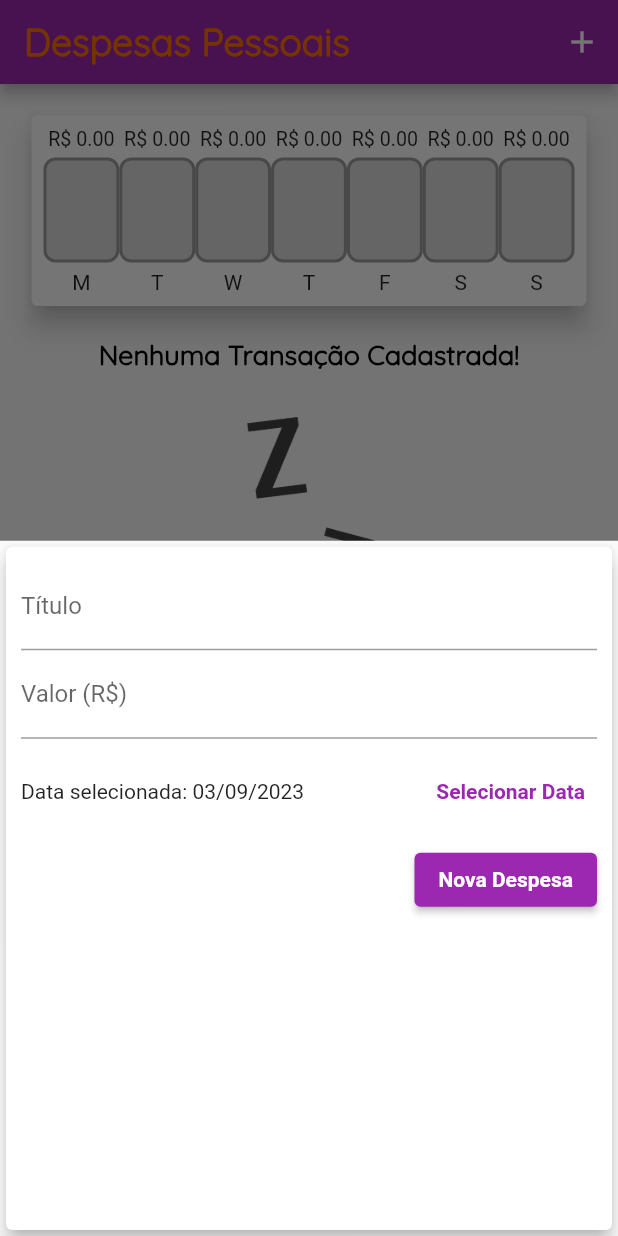
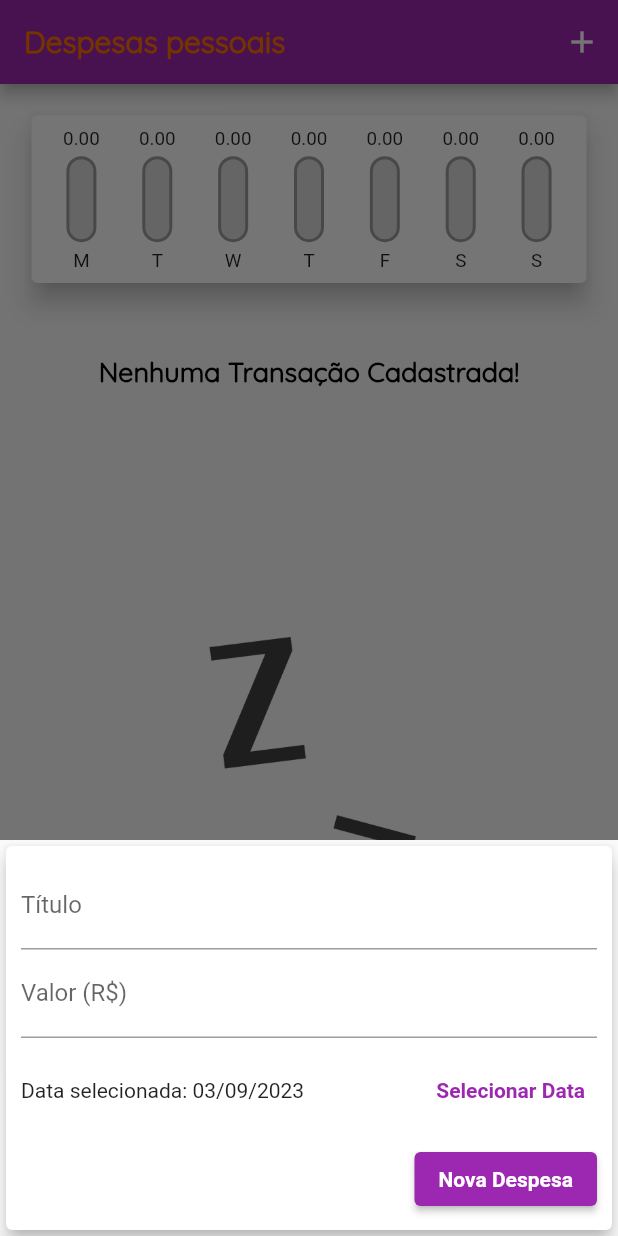
Before and after one commit to ClaudioFN/flutter_projects, a Flutter app: the screen it shows after launch, after a tap on the "add" icon, on a phone screen of 412 x 824 dp. Run offline on Flutter 3.47's test engine with Material 2 defaults, Android fonts, the phone set to English and light mode, and no system bars.

Commit message:
Melhorias do Projeto Expenses

```diff
--- /dev/null
+++ b/expenses/lib/components/adaptative_button.dart
@@ -0,0 +1,25 @@
+import 'package:flutter/cupertino.dart';
+import 'package:flutter/material.dart';
+import 'dart:io';
+
+class AdaptativeButton extends StatelessWidget {
+  final String label;
+  final Function() onPressed;
+
+  AdaptativeButton({required this.label, required this.onPressed});
+
+  @override
+  Widget build(BuildContext context) {
+    return Platform.isIOS
+        ? CupertinoButton(child: Text(''), onPressed: null)
+        : ElevatedButton(
+            child: Text(
+              label,
+              style: TextStyle(
+                color: Theme.of(context).textTheme.button?.color,
+              ),
+            ),
+            onPressed: onPressed,
+          );
+  }
+}
--- /dev/null
+++ b/expenses/lib/components/adaptative_date_picker.dart
@@ -0,0 +1,69 @@
+import 'package:flutter/cupertino.dart';
+import 'package:flutter/material.dart';
+import 'package:intl/intl.dart';
+import 'dart:io';
+import 'package:intl/date_symbol_data_local.dart';
+
+class AdaptativeDatePicker extends StatelessWidget {
+
+  final DateTime selectedDate;
+  final Function (DateTime) onDateChanged;
+
+  final String defaultLocale = Platform.localeName;
+
+  AdaptativeDatePicker({
+    required this.selectedDate,
+    required this.onDateChanged
+  });
+
+  _showDatePicker(BuildContext context) {
+    initializeDateFormatting(defaultLocale);
+    showDatePicker(
+      context: context,
+      locale: Locale('pt', 'PT'),
+      initialDate: DateTime.now(),
+      firstDate: DateTime(2023),
+      lastDate: DateTime.now(),
+    ).then((pickDate) {
+      if (pickDate == null) {
+        return;
+      }
+
+      onDateChanged(pickDate);
+    });
+  }
+
+  @override
+  Widget build(BuildContext context) {
+    return Platform.isIOS
+        ? Container(
+          height: 180,
+          child: CupertinoDatePicker(
+            mode: CupertinoDatePickerMode.date,
+            initialDateTime: DateTime.now(),
+            minimumDate: DateTime(2023),
+            maximumDate: DateTime.now(),
+            onDateTimeChanged: onDateChanged,
+          ),
+        )
+        : Container(
+            height: 70,
+            child: Row(
+              children: [
+                Expanded(
+                  child: Text(selectedDate == null
+                      ? 'Nenhuma Data Selecionada!'
+                      : 'Data selecionada: ${DateFormat('dd/MM/y').format(selectedDate)}'),
+                ),
+                TextButton(
+                  onPressed: () => _showDatePicker(context),
+                  child: Text(
+                    'Selecionar Data',
+                    style: TextStyle(fontWeight: FontWeight.bold),
+                  ),
+                )
+              ],
+            ),
+          );
+  }
+}
--- /dev/null
+++ b/expenses/lib/components/adaptative_text_field.dart
@@ -0,0 +1,44 @@
+import 'package:flutter/cupertino.dart';
+import 'package:flutter/material.dart';
+import 'dart:io';
+
+class AdaptiveTextField extends StatelessWidget {
+
+  final String label;
+  final TextEditingController controller;
+  final TextInputType keyboardType;
+  final Function(String) onSubmitted;
+
+  AdaptiveTextField({
+    required this.label,
+    required this.controller,
+    this.keyboardType = TextInputType.text,
+    required this.onSubmitted,
+  });
+
+  @override
+  Widget build(BuildContext context) {
+    return Platform.isIOS
+        ? Padding(
+          padding: const EdgeInsets.only(bottom: 10,),
+          child: CupertinoTextField(
+              controller: controller,
+              keyboardType: keyboardType,
+              onSubmitted: onSubmitted,
+              placeholder: label,
+              padding: EdgeInsets.symmetric(
+                horizontal: 6,
+                vertical: 12,
+              ),
+          ),
+        )
+        : TextField(
+            controller: controller,
+            keyboardType: keyboardType,
+            onSubmitted: onSubmitted,
+            decoration: InputDecoration(
+              labelText: label,
+            ),
+          );
+  }
+}
--- a/expenses/lib/components/chart.dart
+++ b/expenses/lib/components/chart.dart
@@ -2,13 +2,18 @@ import 'package:expenses/components/chart_bar.dart';
 import 'package:expenses/models/transaction.dart';
 import 'package:flutter/material.dart';
 import 'package:intl/intl.dart';
+import 'dart:io';
+import 'package:intl/date_symbol_data_local.dart';
+
 
 class Chart extends StatelessWidget {
+
   final List<Transaction> recentTransactions;
 
   Chart(this.recentTransactions);
 
-  List<Map<String, Object>> get groupedTransactions {
+ List<Map<String, Object>> get groupedTransactions {
+    final String defaultLocale = Platform.localeName;
     return List.generate(7, (index) {
       final weekDay = DateTime.now().subtract(
         Duration(days: index),
@@ -25,8 +30,8 @@ class Chart extends StatelessWidget {
           totalSum += recentTransactions[i].value;
         }
       }
-
-      return {'day': DateFormat.E().format(weekDay)[0], 'value': totalSum};
+      initializeDateFormatting(defaultLocale);
+      return {'day': DateFormat.E(defaultLocale).format(weekDay)[0].toUpperCase(), 'value': totalSum};
     }).reversed.toList();
   }
 
--- a/expenses/lib/components/chart_bar.dart
+++ b/expenses/lib/components/chart_bar.dart
@@ -13,39 +13,47 @@ class ChartBar extends StatelessWidget {
 
   @override
   Widget build(BuildContext context) {
+    return LayoutBuilder(
+      builder: (ctx, constraints) {
         return Column(
           children: [
             Container(
-          height: 15,
+              height: constraints.maxHeight * 0.15,
               child: FittedBox(
-            child: Text('R\$ ${value.toStringAsFixed(2)}'),
+                child: Text('${value.toStringAsFixed(2)}'),
               ),
             ),
             SizedBox(
-          height: 5,
+              height: constraints.maxHeight * 0.05,
             ),
             Container(
-          height: 70,
+              height: constraints.maxHeight * 0.6,
               width: 72,
               child: Stack(
                 alignment: Alignment.bottomCenter,
                 children: [
                   Container(
+                    width: 20.0,
+                    height: 100.0,
                     decoration: BoxDecoration(
                       border: Border.all(
                         color: Colors.grey,
                         width: 2.0,
                       ),
                       color: Color.fromRGBO(220, 220, 220, 1),
-                  borderRadius: BorderRadius.circular(8),
+                      borderRadius: BorderRadius.all(Radius.circular(20.0)),
                     ),
                   ),
-              FractionallySizedBox(
+                  Container(
+                    width: 20.0,
+                    height: 100.0,
+                    child: FractionallySizedBox(
                       heightFactor: percentage,
                       child: Container(
                         decoration: BoxDecoration(
                             color: Theme.of(context).primaryColor,
-                    borderRadius: BorderRadius.circular(8),
+                            borderRadius: BorderRadius.all(Radius.circular(20.0)),
+                            shape: BoxShape.rectangle),
                       ),
                     ),
                   ),
@@ -53,10 +61,15 @@ class ChartBar extends StatelessWidget {
               ),
             ),
             SizedBox(
-          height: 5,
+              height: constraints.maxHeight * 0.05,
             ),
-        Text(label)
+            Container(
+              height: constraints.maxHeight * 0.15,
+              child: FittedBox(child: Text(label)),
+            )
           ],
+        );
+      },
     );
   }
 }
--- a/expenses/lib/components/transaction_form.dart
+++ b/expenses/lib/components/transaction_form.dart
@@ -1,5 +1,7 @@
 import 'package:flutter/material.dart';
-import 'package:intl/intl.dart';
+import 'adaptative_date_picker.dart';
+import 'adaptative_button.dart';
+import 'adaptative_text_field.dart';
 
 class TransactionForm extends StatefulWidget {
   final void Function(String, double, DateTime) onSubmit;
@@ -27,80 +29,51 @@ class _TransactionFormState extends State<TransactionForm> {
     widget.onSubmit(title, value, _selectedDate);
   }
 
-  _showDatePicker() {
-    showDatePicker(
-      context: context,
-      initialDate: DateTime.now(),
-      firstDate: DateTime(2023),
-      lastDate: DateTime.now(),
-    ).then((pickDate) {
-      if (pickDate == null) {
-        return;
-      }
-
-      setState(() {
-        _selectedDate = pickDate;
-      });
-    });
-  }
-
   @override
   Widget build(BuildContext context) {
-    return Card(
+    return SingleChildScrollView(
+      child: Card(
         elevation: 5,
         child: Padding(
-        padding: const EdgeInsets.all(10),
+          padding: EdgeInsets.only(
+            top: 10,
+            right: 10,
+            left: 10,
+            bottom: 10 + MediaQuery.of(context).viewInsets.bottom,
+          ),
           child: Column(
             children: [
-            TextField(
+              AdaptiveTextField(
+                label: 'Título',
                 controller: _titleController,
-              decoration: InputDecoration(
-                labelText: 'Título',
+                onSubmitted: (_) => _submitForm(),
               ),
-            ),
-            TextField(
+              AdaptiveTextField(
+                label: 'Valor (R\$)',
                 controller: _valueController,
                 keyboardType: TextInputType.numberWithOptions(decimal: true),
                 onSubmitted: (_) => _submitForm(),
-              decoration: InputDecoration(
-                labelText: 'Valor (R\$)',
               ),
-            ),
-            Container(
-              height: 70,
-              child: Row(
-                children: [
-                  Expanded(
-                    child: Text(_selectedDate == null
-                        ? 'Nenhuma Data Selecionada!'
-                        : 'Data selecionada: ${DateFormat('dd/MM/y').format(_selectedDate)}'),
-                  ),
-                  TextButton(
-                    onPressed: _showDatePicker,
-                    child: Text(
-                      'Selecionar Data',
-                      style: TextStyle(fontWeight: FontWeight.bold),
-                    ),
-                  )
-                ],
-              ),
+              // Novo componente
+              AdaptativeDatePicker(
+                selectedDate: _selectedDate,
+                onDateChanged: (newDate) {
+                  setState(() {
+                    _selectedDate = newDate;
+                  });
+                },
               ),
               Row(
                 mainAxisAlignment: MainAxisAlignment.end,
                 children: [
-                ElevatedButton(
-                    onPressed: _submitForm,
-                    child: Text(
-                      'Nova Despesa',
-                      style: TextStyle(
-                        color: Theme.of(context).textTheme.button?.color,
-                      ),
-                    )),
+                  AdaptativeButton(
+                      label: 'Nova Despesa', onPressed: _submitForm),
                 ],
               )
             ],
           ),
         ),
+      ),
     );
   }
 }
--- a/expenses/lib/components/transaction_list.dart
+++ b/expenses/lib/components/transaction_list.dart
@@ -1,7 +1,6 @@
 import 'package:flutter/material.dart';
 import '../models/transaction.dart';
 import 'package:intl/intl.dart';
-import 'package:expenses/main.dart';
 
 class TransactionList extends StatelessWidget {
   final List<Transaction> transactions;
@@ -11,27 +10,31 @@ class TransactionList extends StatelessWidget {
 
   @override
   Widget build(BuildContext context) {
-    return Container(
-      height: 900,
-      child: transactions.isEmpty
-          ? Column(
+    return transactions.isEmpty
+        ? LayoutBuilder(builder: (ctx, constraints) {
+            return Column(
               children: [
-                Text(
+                SizedBox(height: constraints.maxHeight * 0.05),
+                Container(
+                  height: constraints.maxHeight * 0.3,
+                  child: Text(
                     'Nenhuma Transação Cadastrada!',
                     style: Theme.of(context).textTheme.titleLarge,
                   ),
+                ),
                 SizedBox(
-                  height: 30,
+                  height: constraints.maxHeight * 0.05,
                 ),
                 Container(
-                  height: 200,
+                  height: constraints.maxHeight * 0.6,
                   child: Image.asset(
                     'assets/images/waiting.png',
                     fit: BoxFit.cover,
                   ),
                 ),
               ],
-            )
+            );
+          })
         : ListView.builder(
             itemCount: transactions.length,
             itemBuilder: (ctx, index) {
@@ -49,7 +52,7 @@ class TransactionList extends StatelessWidget {
                     child: Padding(
                       padding: const EdgeInsets.all(8.0),
                       child: FittedBox(
-                          child: Text('R\$${tr.value}'),
+                        child: Text('${tr.value}'),
                       ),
                     ),
                   ),
@@ -60,7 +63,17 @@ class TransactionList extends StatelessWidget {
                   subtitle: Text(
                     DateFormat('d MMM y').format(tr.date),
                   ),
-                    trailing: IconButton(
+                  trailing: MediaQuery.of(context).size.width > 610
+                      ? TextButton.icon(
+                          onPressed: () => onRemove(tr.id),
+                          icon: const Icon(Icons.delete),
+                          label: const Text('Excluir'),
+                          style: ButtonStyle(
+                            foregroundColor: MaterialStateProperty.all<Color>(
+                                Theme.of(context).errorColor),
+                          ),
+                        )
+                      : IconButton(
                           onPressed: () => onRemove(tr.id),
                           icon: Icon(
                             Icons.delete,
@@ -69,7 +82,6 @@ class TransactionList extends StatelessWidget {
                 ),
               );
             },
-            ),
           );
   }
 }
--- a/expenses/lib/main.dart
+++ b/expenses/lib/main.dart
@@ -1,10 +1,12 @@
 import 'package:expenses/components/chart.dart';
 import 'package:expenses/components/transaction_form.dart';
+import 'package:flutter/cupertino.dart';
 import 'package:flutter/material.dart';
-
 import 'dart:math';
+import 'dart:io';
 import 'components/transaction_list.dart';
 import 'models/transaction.dart';
+import 'package:flutter_localizations/flutter_localizations.dart';
 
 // Execute App
 main() => runApp(ExpensesApp());
@@ -24,7 +26,7 @@ class ExpensesApp extends StatelessWidget {
         textTheme: tema.textTheme.copyWith(
             headline6: TextStyle(
               fontFamily: 'Quicksand',
-              fontSize: 18,
+              fontSize: 18 * MediaQuery.of(context).textScaleFactor,
               fontWeight: FontWeight.bold,
               color: Colors.black,
             ),
@@ -35,12 +37,18 @@ class ExpensesApp extends StatelessWidget {
         appBarTheme: AppBarTheme(
           titleTextStyle: TextStyle(
             fontFamily: 'Quicksand',
-            fontSize: 25,
+            fontSize: 25 * MediaQuery.of(context).textScaleFactor,
             fontWeight: FontWeight.bold,
             color: Colors.amber[900],
           ),
         ),
       ),
+      localizationsDelegates: [
+        GlobalMaterialLocalizations.delegate,
+        GlobalWidgetsLocalizations.delegate,
+        GlobalCupertinoLocalizations.delegate,
+      ],
+      supportedLocales: [const Locale('pt'), const Locale('fr')],
     );
   }
 }
@@ -51,9 +59,8 @@ class MyHomePage extends StatefulWidget {
 }
 
 class _MyHomePageState extends State<MyHomePage> {
-  final List<Transaction> _transactions = [
-
-  ];
+  final List<Transaction> _transactions = [];
+  bool _showChart = false;
 
   List<Transaction> get _recentTransactions {
     return _transactions.where((element) {
@@ -90,27 +97,109 @@ class _MyHomePageState extends State<MyHomePage> {
         });
   }
 
+  Widget _getIconButton(IconData icon, VoidCallback fn) {
+    return Platform.isIOS
+        ? GestureDetector(onTap: fn, child: Icon(icon))
+        : IconButton(icon: Icon(icon), onPressed: fn);
+  }
+
   Widget build(BuildContext context) {
-    return Scaffold(
-      appBar: AppBar(
-        title: Text('Despesas Pessoais'),
-        actions: [
-          IconButton(
-              onPressed: () => _openTransactionFormModal(context),
-              icon: Icon(Icons.add))
-        ],
+    final mediaQuery = MediaQuery.of(context);
+
+    bool isLandscape = mediaQuery.orientation == Orientation.landscape;
+
+    final iconList = Platform.isIOS ? CupertinoIcons.refresh : Icons.list;
+    final chartList =
+        Platform.isIOS ? CupertinoIcons.refresh : Icons.show_chart;
+
+    final actions = [
+      _getIconButton(
+        Icons.add,
+        () => _openTransactionFormModal(context),
       ),
-      body: SingleChildScrollView( // A box in which a single widget can be scrolled
+      if (isLandscape)
+        _getIconButton(
+            _showChart ? iconList : chartList,
+            () => setState(() {
+                  _showChart = !_showChart;
+                })),
+    ];
+
+    final PreferredSizeWidget appBar = Platform.isIOS
+        ? CupertinoNavigationBar(
+            middle: Text('Despesas Pessoais'),
+            trailing: Row(
+              mainAxisSize: MainAxisSize.min,
+              children: actions,
+            ) as PreferredSizeWidget, //parse da classe
+          )
+        : AppBar(
+            title: Text(
+              'Despesas pessoais',
+              style: TextStyle(
+                fontSize: 20 * mediaQuery.textScaleFactor,
+              ),
+            ),
+            actions: actions,
+          ) as PreferredSizeWidget;
+
+    final availableHeight = mediaQuery.size.height -
+        appBar.preferredSize.height -
+        mediaQuery.padding.top;
+
+    final bodyPage = SafeArea(
+        // Area segura da tela para impedir sobreposicoes evitaveis
+        child: SingleChildScrollView(
+      // A box in which a single widget can be scrolled
       child: Column(
         // eixo principal e o eixo da coluna
         crossAxisAlignment: CrossAxisAlignment.stretch,
         children: [
-            Chart(_recentTransactions),
-            TransactionList(_transactions, _removeTransaction),
+          /*if (isLandscape)
+              Row(
+                mainAxisAlignment: MainAxisAlignment.center,
+                children: [
+                  Text('Exibir Gráfico'),
+                  Switch.adaptive(
+                      activeColor: Theme.of(context).accentColor,
+                      value: _showChart,
+                      onChanged: (value) {
+                        setState(() {
+                          _showChart = value;
+                        });
+                      }),
+                ],
+              ),*/
+          if (_showChart || !isLandscape)
+            Container(
+                height: availableHeight * (isLandscape ? 0.7 : 0.2),
+                child: Chart(_recentTransactions)),
+          if (!_showChart || !isLandscape)
+            Container(
+                height: availableHeight * (isLandscape ? 1 : 0.7),
+                child: TransactionList(_transactions, _removeTransaction)),
         ],
       ),
+    ));
+
+    return Platform.isIOS
+        ? CupertinoPageScaffold(
+            navigationBar: CupertinoNavigationBar(
+              middle: Text('Despesas Pessoais'),
+              trailing: Row(
+                mainAxisSize: MainAxisSize.min,
+                children: actions,
               ),
-      floatingActionButton: FloatingActionButton(
+            ),
+            child: bodyPage,
+          )
+        : Scaffold(
+            appBar: appBar,
+            body: bodyPage,
+            floatingActionButton: Platform
+                    .isIOS // Trocar para os padroes exclusivos de um dos sistemas selecionados
+                ? Container()
+                : FloatingActionButton(
                     child: Icon(Icons.add),
                     onPressed: () => _openTransactionFormModal(context),
                   ),
--- a/expenses/pubspec.yaml
+++ b/expenses/pubspec.yaml
@@ -30,6 +30,8 @@ environment:
 dependencies:
   flutter:
     sdk: flutter
+  flutter_localizations:
+    sdk: flutter
 
 
   # The following adds the Cupertino Icons font to your application.
@@ -39,7 +41,7 @@ dependencies:
 dev_dependencies:
   flutter_test:
     sdk: flutter
-  intl: ^0.17.0
+  intl: ^0.18.0
 
   # The "flutter_lints" package below contains a set of recommended lints to
   # encourage good coding practices. The lint set provided by the package is
```
Also changed, not shown: expenses/pubspec.lock. Lines whose indentation alone changed are shown as unchanged.
